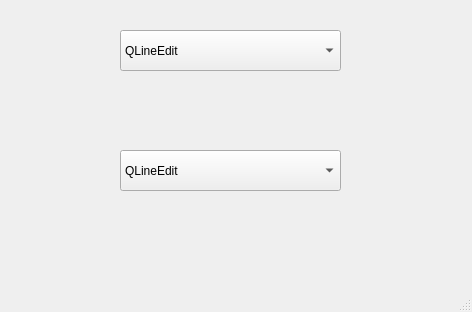
This is CurrencyConverter/mainwindow.ui in afanasevauliana/CurrencyConverter as Qt 5 draws it before an edit. The edited form follows.
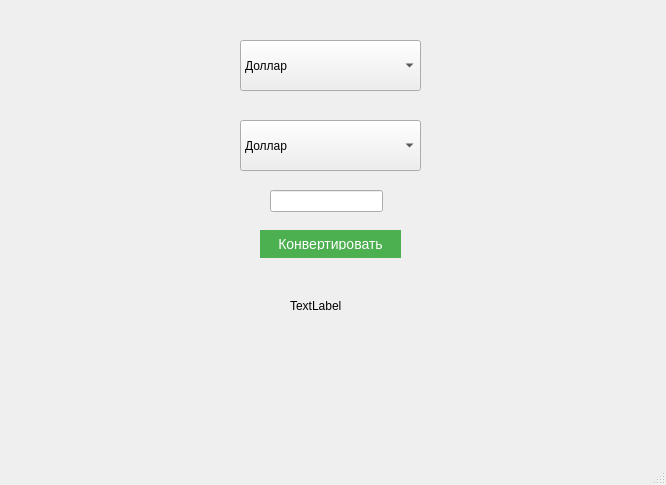
This is the edited form.

```diff
--- a/CurrencyConverter/mainwindow.ui
+++ b/CurrencyConverter/mainwindow.ui
@@ -6,21 +6,33 @@
    <rect>
     <x>0</x>
     <y>0</y>
-    <width>472</width>
-    <height>312</height>
+    <width>666</width>
+    <height>485</height>
    </rect>
   </property>
   <property name="windowTitle">
    <string>MainWindow</string>
   </property>
+  <property name="styleSheet">
+   <string notr="true">QPushButton {
+    background-color: #4CAF50;
+    border: none;
+    color: white;
+    padding: 8px 16px;
+    font-size: 14px;
+}
+QPushButton:hover {
+    background-color: #45a049;
+}</string>
+  </property>
   <widget class="QWidget" name="centralwidget">
    <widget class="QComboBox" name="comboBox">
     <property name="geometry">
      <rect>
-      <x>120</x>
-      <y>30</y>
-      <width>221</width>
-      <height>41</height>
+      <x>240</x>
+      <y>40</y>
+      <width>181</width>
+      <height>51</height>
      </rect>
     </property>
     <property name="styleSheet">
@@ -28,7 +40,7 @@
     </property>
     <item>
      <property name="text">
-      <string>QLineEdit</string>
+      <string>Доллар</string>
      </property>
     </item>
     <item>
@@ -45,10 +57,10 @@
    <widget class="QComboBox" name="comboBox_2">
     <property name="geometry">
      <rect>
-      <x>120</x>
-      <y>150</y>
-      <width>221</width>
-      <height>41</height>
+      <x>240</x>
+      <y>120</y>
+      <width>181</width>
+      <height>51</height>
      </rect>
     </property>
     <property name="styleSheet">
@@ -56,7 +68,7 @@
     </property>
     <item>
      <property name="text">
-      <string>QLineEdit</string>
+      <string>Доллар</string>
      </property>
     </item>
     <item>
@@ -69,6 +81,52 @@
       <string>QLabel</string>
      </property>
     </item>
+    <item>
+     <property name="text">
+      <string>Фунт</string>
+     </property>
+    </item>
+    <item>
+     <property name="text">
+      <string>Франк</string>
+     </property>
+    </item>
+   </widget>
+   <widget class="QLineEdit" name="lineEditAmount">
+    <property name="geometry">
+     <rect>
+      <x>270</x>
+      <y>190</y>
+      <width>113</width>
+      <height>22</height>
+     </rect>
+    </property>
+   </widget>
+   <widget class="QPushButton" name="pushButtonConvert">
+    <property name="geometry">
+     <rect>
+      <x>260</x>
+      <y>230</y>
+      <width>141</width>
+      <height>28</height>
+     </rect>
+    </property>
+    <property name="text">
+     <string>Конвертировать</string>
+    </property>
+   </widget>
+   <widget class="QLabel" name="labelResult">
+    <property name="geometry">
+     <rect>
+      <x>290</x>
+      <y>290</y>
+      <width>71</width>
+      <height>31</height>
+     </rect>
+    </property>
+    <property name="text">
+     <string>TextLabel</string>
+    </property>
    </widget>
   </widget>
   <widget class="QMenuBar" name="menubar">
```
Left out of the diff: 24 changed lines with no effect on the pictures.
